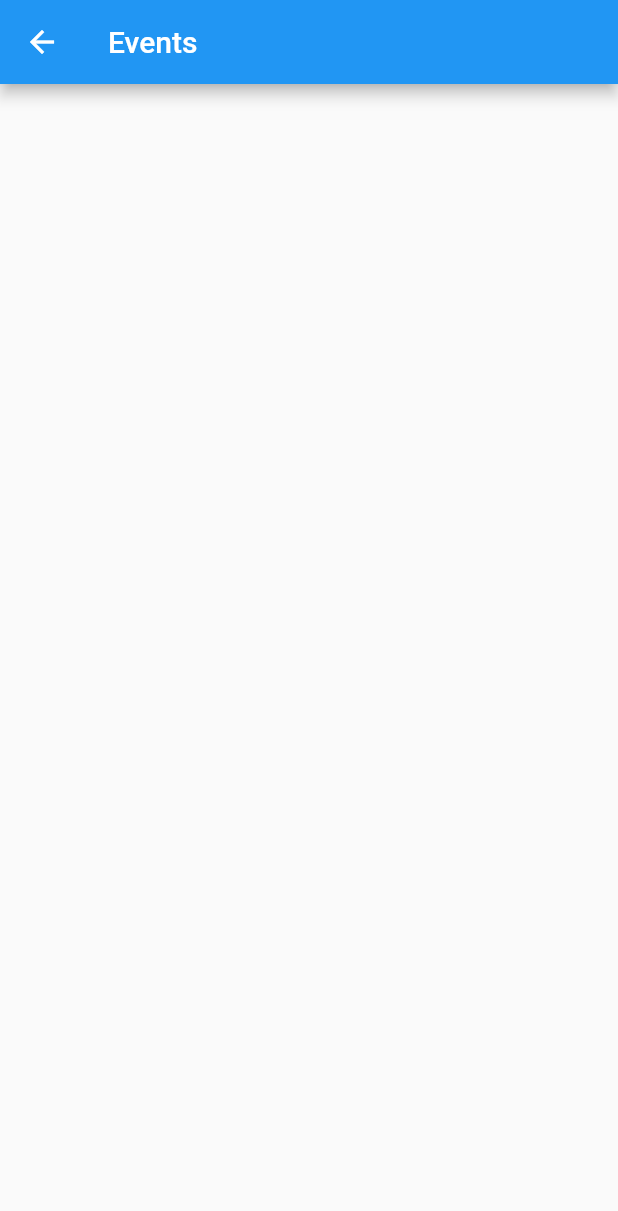
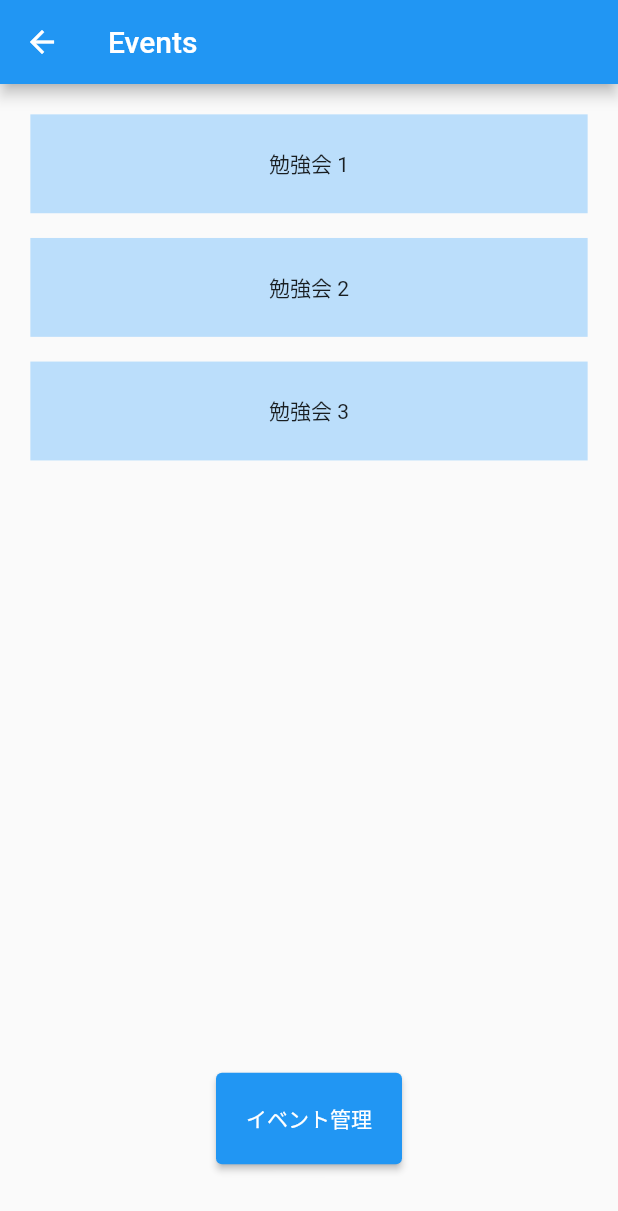
Before and after one commit to yotubarail/flutter_alpha, a Flutter app: the Login screen opened by its route, after a tap on "ログイン", on a phone screen of 412 x 824 dp. Shown: the top 1211 px of the screen. Run offline on Flutter 3.47's test engine with Material 2 defaults, Android fonts, the phone set to English and light mode, and no system bars.

Commit message:
イベント一覧ページ作成

```diff
--- a/lib/main.dart
+++ b/lib/main.dart
@@ -10,7 +10,7 @@ class MyApp extends StatelessWidget {
   Widget build(BuildContext context) {
     return MaterialApp(
       title: 'Navigation with Routes',
-      initialRoute: '/login',
+      initialRoute: '/events',
       routes: {
         '/login': (context) => const Login(),
         '/events': (context) => const Events(),
@@ -57,6 +57,7 @@ class _LoginState extends State<Login> {
   }
 }
 
+// イベントClass
 class Events extends StatefulWidget {
   const Events({Key? key}) : super(key: key);
 
@@ -64,13 +65,60 @@ class Events extends StatefulWidget {
   _EventsState createState() => _EventsState();
 }
 
+// イベントState
 class _EventsState extends State<Events> {
   @override
   Widget build(BuildContext context) {
+    final deviceHeight = MediaQuery.of(context).size.height;
+    final listAreaHeight = deviceHeight * 0.8;
+    final listItemHeight = deviceHeight * 0.08;
+    final listItemMargin = deviceHeight * 0.01;
+
     return Scaffold(
       appBar: AppBar(
         title: const Text('Events'),
       ),
+      body: Column(
+        mainAxisSize: MainAxisSize.min,
+        children: [
+          Container(
+            height: listAreaHeight,
+            padding: const EdgeInsets.all(4),
+            child: ListView(
+              padding: const EdgeInsets.all(8),
+              children: <Widget>[
+                Container(
+                  margin: EdgeInsets.all(listItemMargin),
+                  height: listItemHeight,
+                  color: Colors.blue[100],
+                  child: const Center(child: Text('勉強会 1')),
+                ),
+                Container(
+                  margin: EdgeInsets.all(listItemMargin),
+                  height: listItemHeight,
+                  color: Colors.blue[100],
+                  child: const Center(child: Text('勉強会 2')),
+                ),
+                Container(
+                  margin: EdgeInsets.all(listItemMargin),
+                  height: listItemHeight,
+                  color: Colors.blue[100],
+                  child: const Center(child: Text('勉強会 3')),
+                ),
+              ],
+            ),
+          ),
+          ElevatedButton(
+            onPressed: () {},
+            style: ButtonStyle(
+              padding: MaterialStateProperty.all(
+                const EdgeInsets.all(20),
+              ),
+            ),
+            child: const Text('イベント管理'),
+          ),
+        ],
+      ),
     );
   }
 }
```
